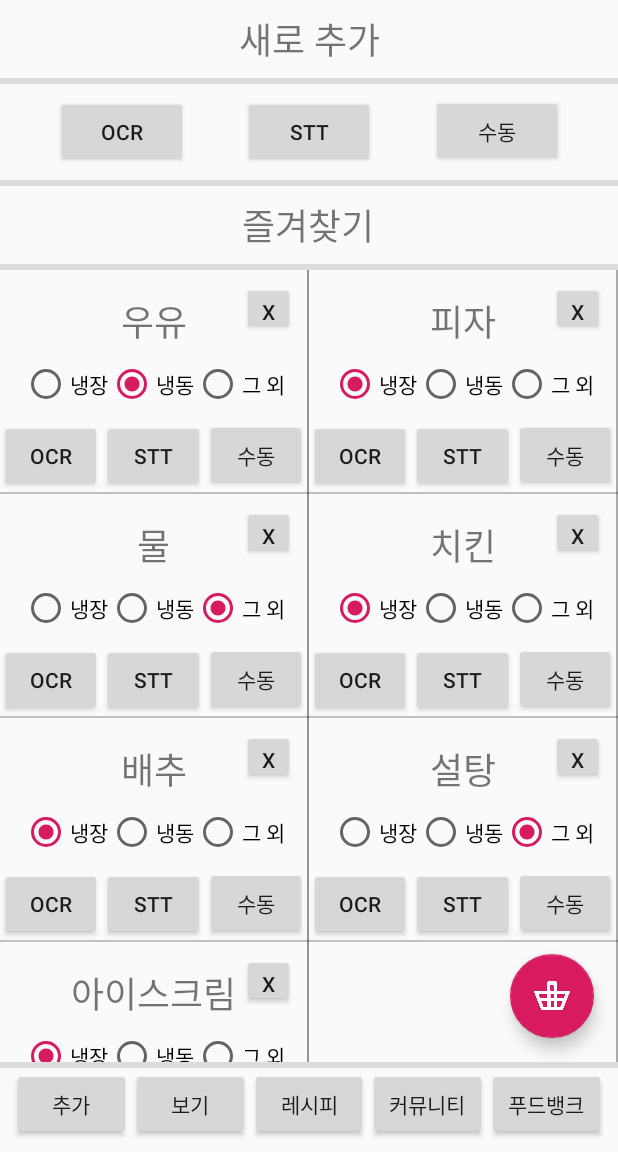
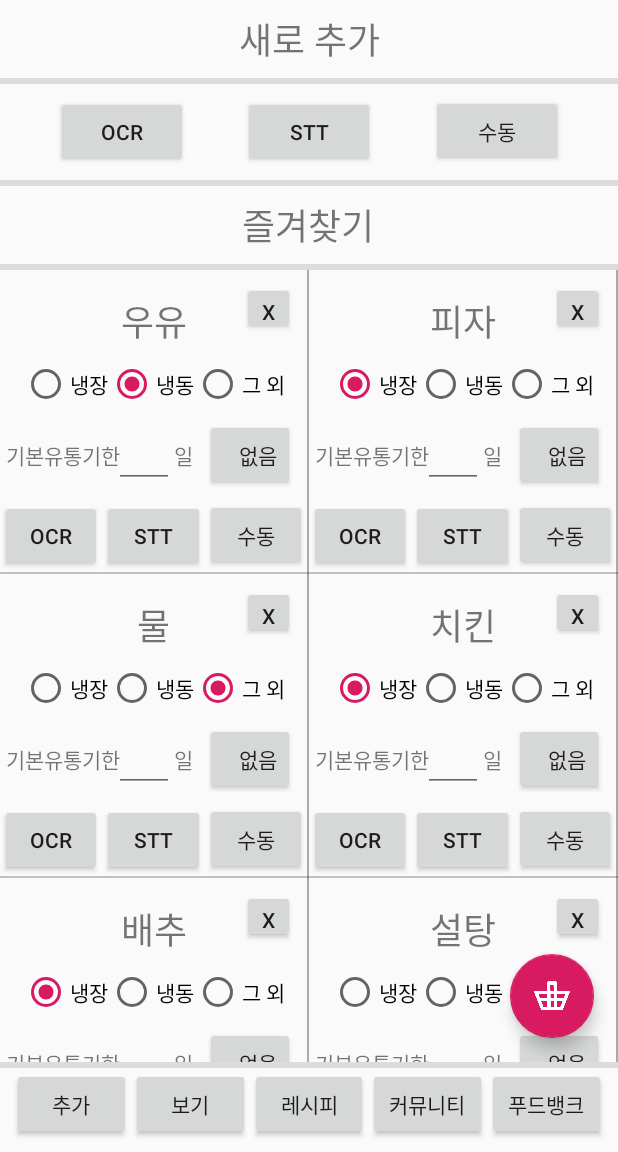
Before and after one commit to jiki94/CapstoneDesign, an Android app: the screen it shows after launch (MainActivity), after a tap on "추가", on a phone screen of 412 x 824 dp, the part 84-1236 px from its top. Run offline under Robolectric (Android 15) with nearby library versions, the phone set to English and light mode, and no system bars; our stand-ins replace Room's generated code; libraries missing offline, so code that uses them is left out: com.jakewharton.threetenabp; 1 statement that could not run was skipped.

Commit message:
몇일후 UI 추가

```diff
--- a/app/app/src/main/res/layout/item_favorite.xml
+++ b/app/app/src/main/res/layout/item_favorite.xml
@@ -2,6 +2,7 @@
 <androidx.constraintlayout.widget.ConstraintLayout xmlns:android="http://schemas.android.com/apk/res/android"
     xmlns:app="http://schemas.android.com/apk/res-auto"
     xmlns:tools="http://schemas.android.com/tools"
+    android:id="@+id/favoriteItem_text_expiry_desc"
     android:layout_width="match_parent"
     android:layout_height="wrap_content"
     android:orientation="vertical">
@@ -75,7 +76,7 @@
         app:layout_constraintEnd_toStartOf="@+id/favoriteItem_button_manual"
         app:layout_constraintHorizontal_bias="0.5"
         app:layout_constraintStart_toEndOf="@+id/favoriteItem_button_ocr"
-        app:layout_constraintTop_toBottomOf="@+id/favoriteItem_radioGroup_stored" />
+        app:layout_constraintTop_toBottomOf="@+id/favoriteItem_edit_expiry_date" />
 
     <Button
         android:id="@+id/favoriteItem_button_manual"
@@ -87,4 +88,46 @@
         app:layout_constraintHorizontal_bias="0.5"
         app:layout_constraintStart_toEndOf="@+id/favoriteItem_button_stt" />
 
+    <TextView
+        android:id="@+id/favoriteItem_text_day"
+        android:layout_width="wrap_content"
+        android:layout_height="wrap_content"
+        android:layout_marginEnd="8dp"
+        android:text="@string/text_day"
+        app:layout_constraintBaseline_toBaselineOf="@+id/favoriteItem_edit_expiry_date"
+        app:layout_constraintEnd_toStartOf="@+id/favoriteItem_button_expiry_date_none" />
+
+    <TextView
+        android:id="@+id/favoriteItem_text_default_expiry_desc"
+        android:layout_width="wrap_content"
+        android:layout_height="wrap_content"
+        android:layout_marginStart="8dp"
+        android:text="@string/text_default_expiry_date"
+        android:textSize="14sp"
+        app:layout_constraintBaseline_toBaselineOf="@+id/favoriteItem_edit_expiry_date"
+        app:layout_constraintEnd_toStartOf="@+id/favoriteItem_edit_expiry_date"
+        app:layout_constraintStart_toStartOf="parent" />
+
+    <EditText
+        android:id="@+id/favoriteItem_edit_expiry_date"
+        android:layout_width="40dp"
+        android:layout_height="wrap_content"
+        android:layout_marginTop="8dp"
+        android:ems="10"
+        android:inputType="numberSigned"
+        android:textAlignment="textEnd"
+        app:layout_constraintEnd_toStartOf="@+id/favoriteItem_text_day"
+        app:layout_constraintTop_toBottomOf="@+id/favoriteItem_radioGroup_stored"
+        tools:text="23" />
+
+    <Button
+        android:id="@+id/favoriteItem_button_expiry_date_none"
+        android:layout_width="60dp"
+        android:layout_height="wrap_content"
+        android:layout_marginEnd="8dp"
+        android:text="@string/button_empty"
+        android:textAlignment="viewEnd"
+        app:layout_constraintBaseline_toBaselineOf="@+id/favoriteItem_edit_expiry_date"
+        app:layout_constraintEnd_toEndOf="parent" />
+
 </androidx.constraintlayout.widget.ConstraintLayout>
--- a/app/app/src/main/res/values/strings.xml
+++ b/app/app/src/main/res/values/strings.xml
@@ -47,4 +47,8 @@
     <string name="text_stt_name_input_desc">등록할려는 상품을 말하세요.</string>
     <string name="text_stt_expiry_date_input_desc">등록할려는 유통기한을 말해세요.</string>
     <string name="text_stt_select_result">이걸 말했나요?</string>
+    <string name="button_empty">없음</string>
+    <string name="text_default_expiry_date">기본유통기한</string>
+    <string name="text_day">일</string>
+    <string name="text_day_after">몇일후</string>
 </resources>
```
Also changed, not shown: app/app/src/main/res/layout/dialog_with_nes.xml (+37 -8 lines).
